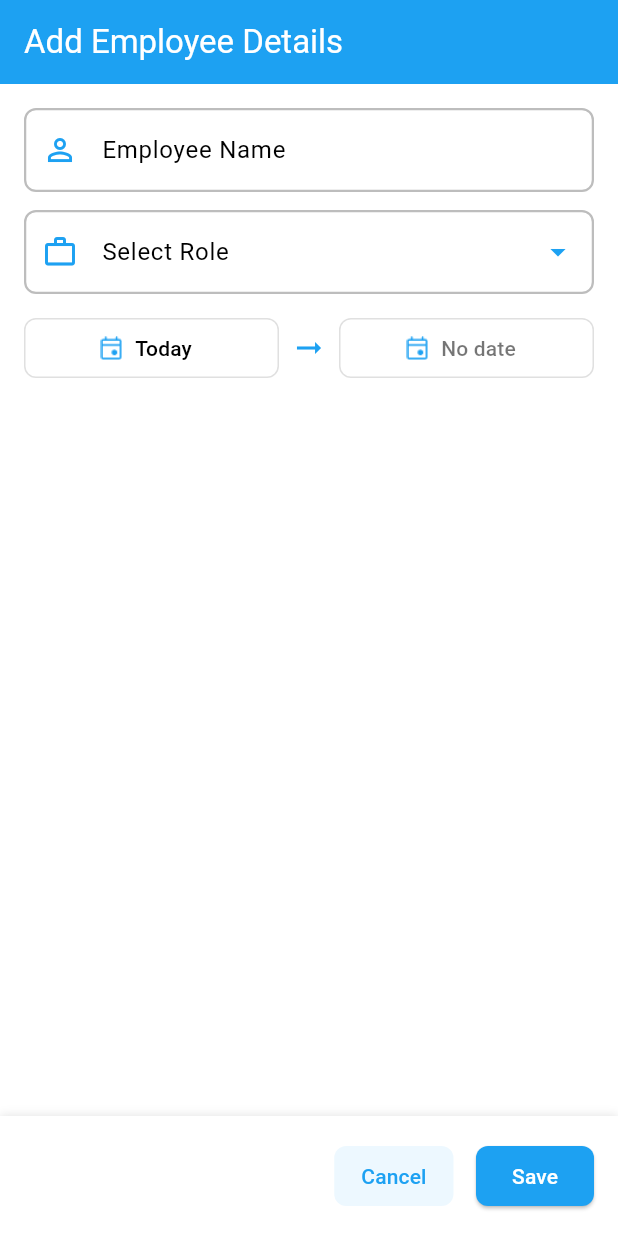
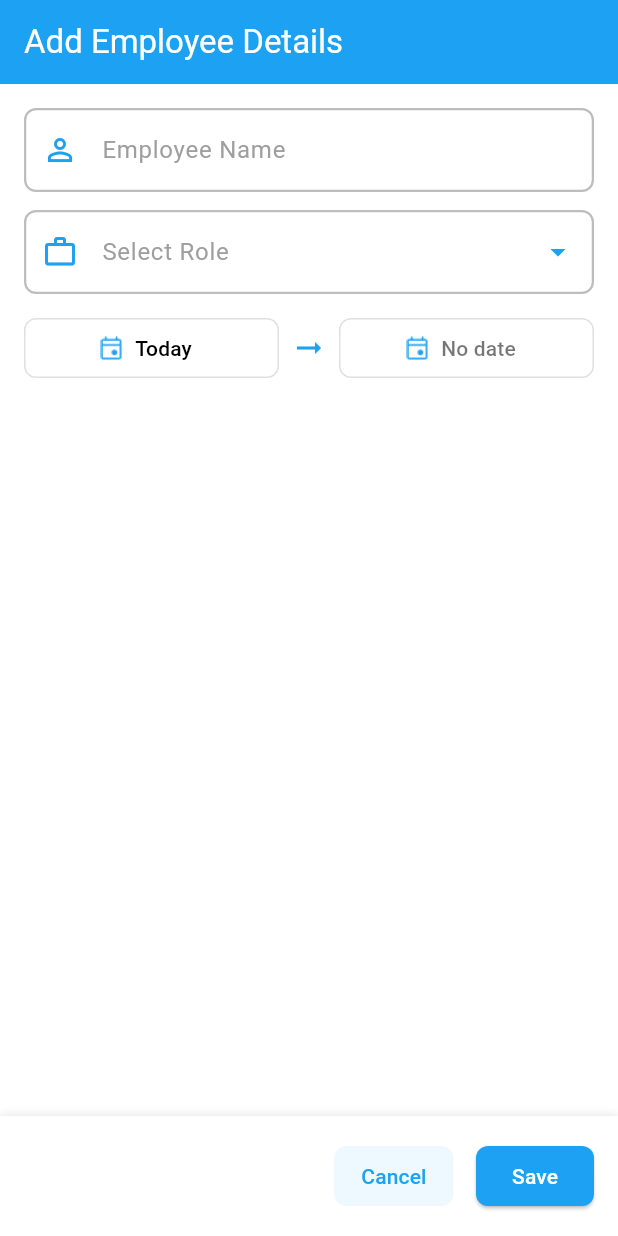
Before and after one commit to ARAVINDKARATE/employe_management_app, a Flutter app: the screen it shows after launch, after a tap on the "add" icon, on a phone screen of 412 x 824 dp. Run offline on Flutter 3.47's test engine with Material 3 defaults, Android fonts, the phone set to English and light mode, and no system bars; our stand-ins replace flutter_bloc, fluttertoast, sqflite, table_calendar; accounts and stored records are empty.

Commit message:
Final commit

```diff
--- a/lib/screens/add_edit_employee_screen.dart
+++ b/lib/screens/add_edit_employee_screen.dart
@@ -115,6 +115,7 @@ class _AddEditEmployeeScreenState extends State<AddEditEmployeeScreen> {
                       controller: _nameController,
                       decoration: InputDecoration(
                         labelText: 'Employee Name',
+                        labelStyle: TextStyle(color: Colors.grey),
                         prefixIcon: Icon(Icons.person_outline, color: iconColor),
                         border: customBorder,
                         enabledBorder: customBorder,
@@ -133,6 +134,7 @@ class _AddEditEmployeeScreenState extends State<AddEditEmployeeScreen> {
                           controller: _roleController,
                           decoration: InputDecoration(
                             labelText: 'Select Role',
+                            labelStyle: TextStyle(color: Colors.grey),
                             prefixIcon: Icon(Icons.work_outline, color: iconColor),
                             border: customBorder,
                             enabledBorder: customBorder,
--- a/lib/screens/employee_list_screen.dart
+++ b/lib/screens/employee_list_screen.dart
@@ -149,7 +149,6 @@ class _EmployeeListScreenState extends State<EmployeeListScreen> {
         mainAxisAlignment: MainAxisAlignment.center,
         children: [
           Image.asset('assets/no_employee_found.png', width: 200, height: 200),
-          Text('No employee records found', style: TextStyle(fontSize: 16, fontWeight: FontWeight.w500)),
         ],
       ),
     );
--- a/lib/screens/widgets/date_picker.dart
+++ b/lib/screens/widgets/date_picker.dart
@@ -109,12 +109,12 @@ class DatePicker {
                         padding: EdgeInsets.symmetric(horizontal: 12, vertical: 8),
                       ),
                       onPressed: () {
-                        if (!isJoinDate && joinDate != null && tempDate != null && tempDate!.isBefore(joinDate)) {
+                        if (!isJoinDate && tempDate != null && tempDate!.isBefore(DateTime.now())) {
                           Fluttertoast.showToast(
                             msg: "Leave date cannot be before joining date",
                             toastLength: Toast.LENGTH_SHORT,
                             gravity: ToastGravity.BOTTOM,
-                            backgroundColor: Colors.red,
+                            backgroundColor: Colors.black,
                             textColor: Colors.white,
                           );
                           return;
```
